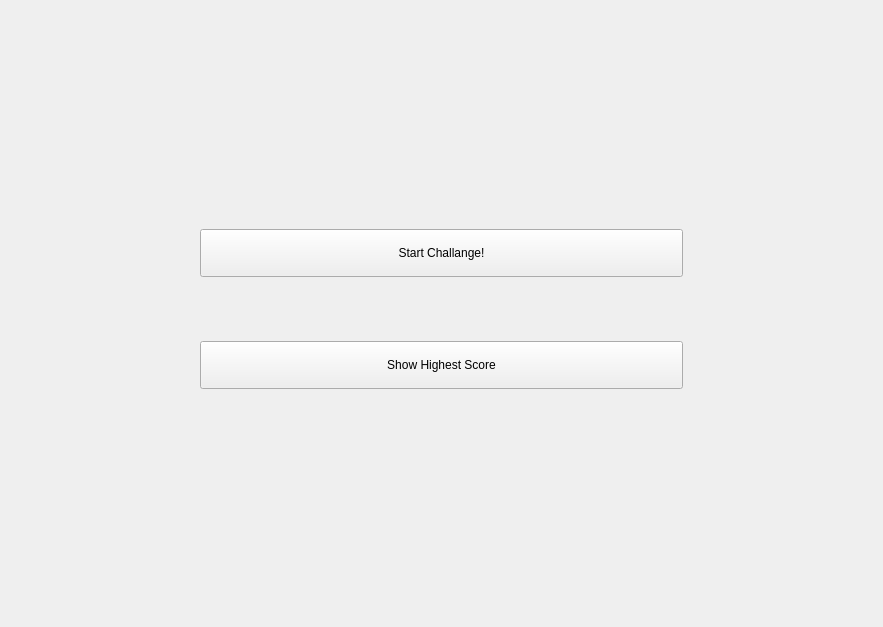
The window that STAGE4/periodiCpp/forms/quizsection.ui (demirciAhmet/periodiCpp) describes before a commit, drawn with Qt 5.
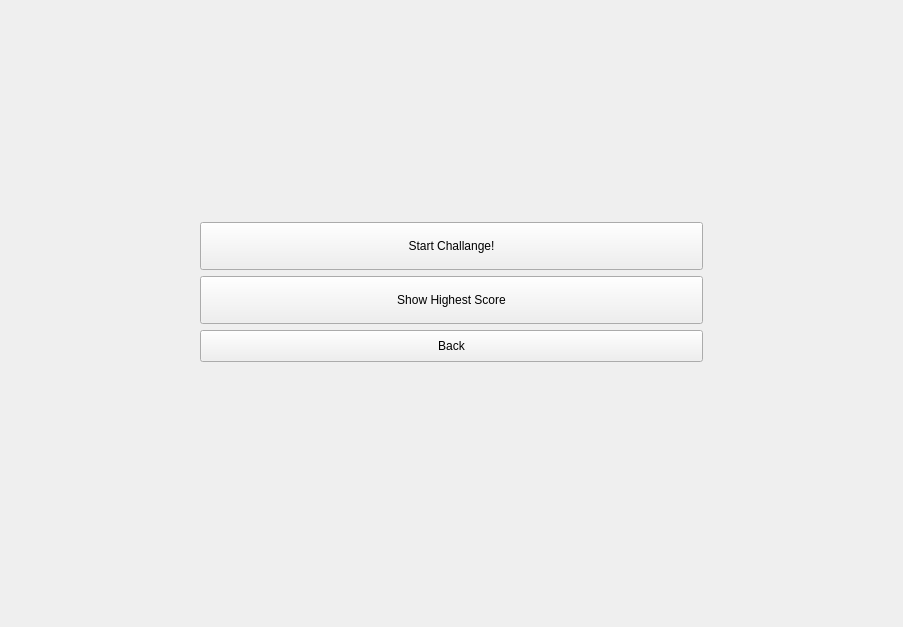
The same window after the commit. The open tabs and pages were chosen to show the change.

Commit message: quiz section GUI update

Patch:
```diff
--- a/STAGE4/periodiCpp/forms/quizsection.ui
+++ b/STAGE4/periodiCpp/forms/quizsection.ui
@@ -6,25 +6,22 @@
    <rect>
     <x>0</x>
     <y>0</y>
-    <width>883</width>
+    <width>903</width>
     <height>627</height>
    </rect>
   </property>
   <property name="windowTitle">
    <string>QuizSection</string>
   </property>
-  <layout class="QHBoxLayout" name="horizontalLayout">
-   <property name="leftMargin">
-    <number>40</number>
-   </property>
-   <property name="rightMargin">
-    <number>40</number>
-   </property>
-   <property name="bottomMargin">
-    <number>20</number>
-   </property>
-   <item>
     <widget class="QStackedWidget" name="Pages">
+   <property name="geometry">
+    <rect>
+     <x>40</x>
+     <y>10</y>
+     <width>823</width>
+     <height>564</height>
+    </rect>
+   </property>
      <property name="currentIndex">
       <number>0</number>
      </property>
@@ -227,21 +224,21 @@
       </layout>
      </widget>
      <widget class="QWidget" name="ChallangeChoice">
-      <layout class="QHBoxLayout" name="horizontalLayout_3">
-       <property name="leftMargin">
-        <number>160</number>
-       </property>
-       <property name="topMargin">
-        <number>160</number>
-       </property>
-       <property name="rightMargin">
-        <number>160</number>
-       </property>
-       <property name="bottomMargin">
-        <number>160</number>
-       </property>
-       <item>
         <layout class="QVBoxLayout" name="verticalLayout_5">
+     <property name="leftMargin">
+      <number>160</number>
+     </property>
+     <property name="topMargin">
+      <number>120</number>
+     </property>
+     <property name="rightMargin">
+      <number>160</number>
+     </property>
+     <property name="bottomMargin">
+      <number>120</number>
+     </property>
+     <item>
+      <layout class="QVBoxLayout" name="verticalLayout_3">
          <item>
           <widget class="QPushButton" name="btnChoice">
            <property name="minimumSize">
@@ -268,6 +265,34 @@
            </property>
           </widget>
          </item>
+       <item>
+        <widget class="QPushButton" name="btnBack_2">
+         <property name="sizePolicy">
+          <sizepolicy hsizetype="Minimum" vsizetype="Minimum">
+           <horstretch>0</horstretch>
+           <verstretch>0</verstretch>
+          </sizepolicy>
+         </property>
+         <property name="minimumSize">
+          <size>
+           <width>64</width>
+           <height>32</height>
+          </size>
+         </property>
+         <property name="maximumSize">
+          <size>
+           <width>1111111</width>
+           <height>32</height>
+          </size>
+         </property>
+         <property name="layoutDirection">
+          <enum>Qt::LeftToRight</enum>
+         </property>
+         <property name="text">
+          <string>Back</string>
+         </property>
+        </widget>
+       </item>
         </layout>
        </item>
       </layout>
@@ -373,8 +398,6 @@
       </layout>
      </widget>
     </widget>
-   </item>
-  </layout>
  </widget>
  <resources/>
  <connections/>
```
Left out of the diff: 35 changed lines with no effect on the pictures. Lines whose indentation alone changed are shown as unchanged. The commit also changes 2 other files.
